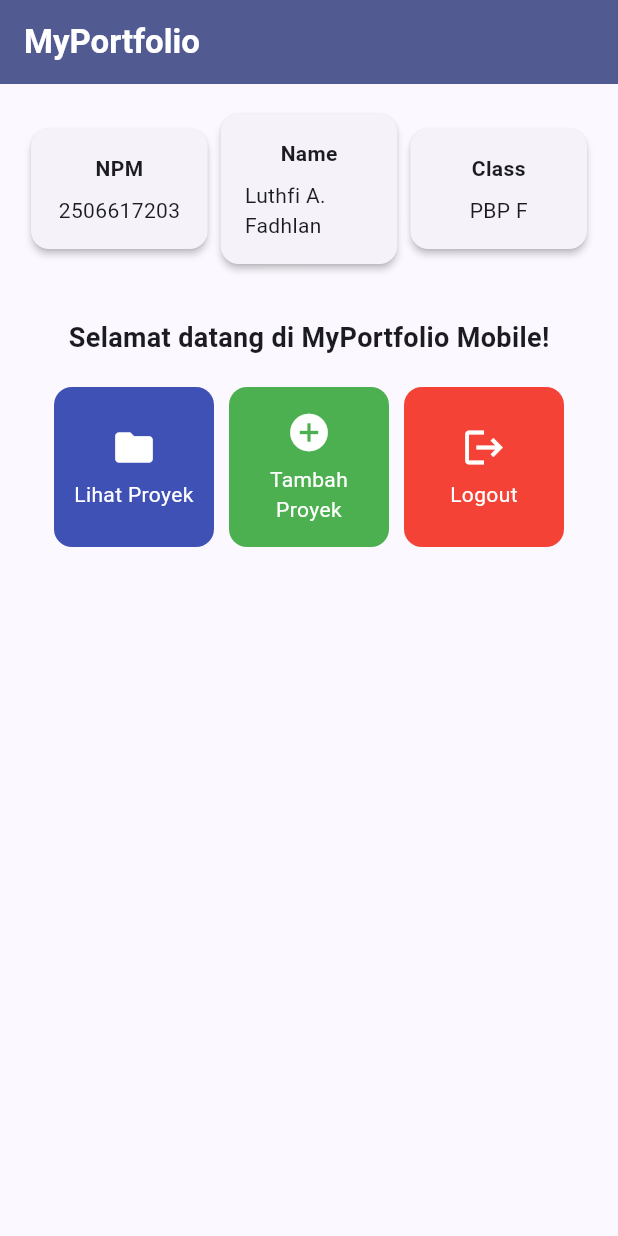
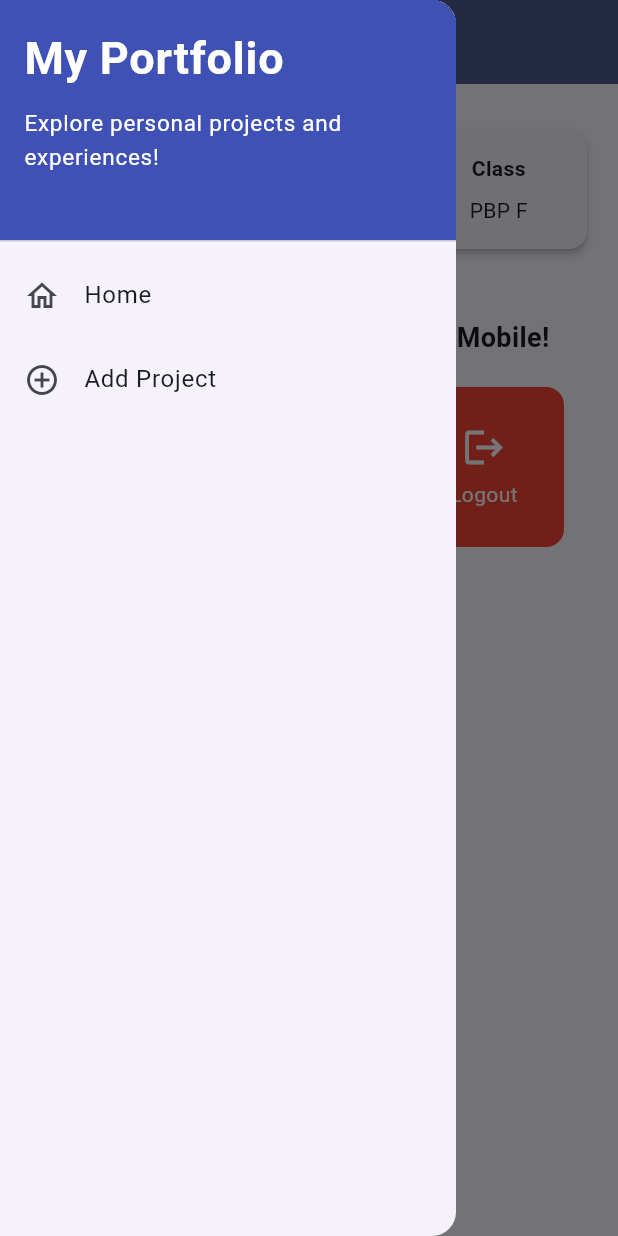
Before and after one commit to luthfi-fadhlan/myportfolio_mobile, a Flutter app: the screen it shows after launch, with the side drawer open (before the commit the screen has no drawer), on a phone screen of 412 x 824 dp. Run offline on Flutter 3.47's test engine with Material 3 defaults, Android fonts, the phone set to English and light mode, and no system bars.

Commit message:
tutorial-9: Navigation, Layouts, Forms, and Input Elements

```diff
--- a/lib/main.dart
+++ b/lib/main.dart
@@ -1,5 +1,5 @@
 import 'package:flutter/material.dart';
-import 'package:flutter_application_1/menu.dart';
+import 'package:flutter_application_1/screens/menu.dart';
 
 void main() {
   runApp(const MyApp());
--- a/lib/menu.dart
+++ b/lib/screens/menu.dart
@@ -1,12 +1,6 @@
 import 'package:flutter/material.dart';
-
-class ItemHomepage {
-  final String name;
-  final IconData icon;
-  final Color color;
-
-  ItemHomepage(this.name, this.icon, this.color);
-}
+import 'package:flutter_application_1/widgets/left_drawer.dart';
+import 'package:flutter_application_1/widgets/project_card.dart';
 
 class MyHomePage extends StatelessWidget {
   MyHomePage({super.key});
@@ -30,7 +24,9 @@ class MyHomePage extends StatelessWidget {
           style: TextStyle(color: Colors.white, fontWeight: FontWeight.bold),
         ),
         backgroundColor: Theme.of(context).colorScheme.primary,
+        iconTheme: const IconThemeData(color: Colors.white),
       ),
+      drawer: const LeftDrawer(),
       body: Padding(
         padding: const EdgeInsets.all(16.0),
         child: Column(
@@ -102,45 +98,3 @@ class InfoCard extends StatelessWidget {
     );
   }
 }
-
-class ItemCard extends StatelessWidget {
-  final ItemHomepage item;
-
-  const ItemCard(this.item, {super.key});
-
-  @override
-  Widget build(BuildContext context) {
-    return Material(
-      color: item.color,
-      borderRadius: BorderRadius.circular(12),
-      child: InkWell(
-        onTap: () {
-          ScaffoldMessenger.of(context)
-            ..hideCurrentSnackBar()
-            ..showSnackBar(
-              SnackBar(
-                  content:
-                      Text("Kamu telah menekan tombol ${item.name}!")),
-            );
-        },
-        child: Container(
-          padding: const EdgeInsets.all(8),
-          child: Center(
-            child: Column(
-              mainAxisAlignment: MainAxisAlignment.center,
-              children: [
-                Icon(item.icon, color: Colors.white, size: 30.0),
-                const Padding(padding: EdgeInsets.all(3)),
-                Text(
-                  item.name,
-                  textAlign: TextAlign.center,
-                  style: const TextStyle(color: Colors.white),
-                ),
-              ],
-            ),
-          ),
-        ),
-      ),
-    );
-  }
-}
--- /dev/null
+++ b/lib/widgets/left_drawer.dart
@@ -0,0 +1,64 @@
+import 'package:flutter/material.dart';
+import 'package:flutter_application_1/screens/menu.dart';
+import 'package:flutter_application_1/screens/project_form.dart';
+
+class LeftDrawer extends StatelessWidget {
+  const LeftDrawer({super.key});
+
+  @override
+  Widget build(BuildContext context) {
+    return Drawer(
+      child: ListView(
+        children: [
+          const DrawerHeader(
+            decoration: BoxDecoration(
+              color: Colors.indigo,
+            ),
+            child: Column(
+              crossAxisAlignment: CrossAxisAlignment.start,
+              children: [
+                Text(
+                  'My Portfolio',
+                  style: TextStyle(
+                    fontSize: 30,
+                    fontWeight: FontWeight.bold,
+                    color: Colors.white,
+                  ),
+                ),
+                SizedBox(height: 10),
+                Text(
+                  'Explore personal projects and experiences!',
+                  style: TextStyle(
+                    fontSize: 15,
+                    color: Colors.white,
+                  ),
+                ),
+              ],
+            ),
+          ),
+          ListTile(
+            leading: const Icon(Icons.home_outlined),
+            title: const Text('Home'),
+            onTap: () {
+              Navigator.pushReplacement(
+                context,
+                MaterialPageRoute(builder: (context) => MyHomePage()),
+              );
+            },
+          ),
+          ListTile(
+            leading: const Icon(Icons.add_circle_outline),
+            title: const Text('Add Project'),
+            onTap: () {
+              Navigator.pushReplacement(
+                context,
+                MaterialPageRoute(
+                    builder: (context) => const ProjectFormPage()),
+              );
+            },
+          ),
+        ],
+      ),
+    );
+  }
+}
--- /dev/null
+++ b/lib/widgets/project_card.dart
@@ -0,0 +1,59 @@
+import 'package:flutter/material.dart';
+import 'package:flutter_application_1/screens/project_form.dart';
+
+class ItemHomepage {
+  final String name;
+  final IconData icon;
+  final Color color;
+
+  ItemHomepage(this.name, this.icon, this.color);
+}
+
+class ItemCard extends StatelessWidget {
+  final ItemHomepage item;
+
+  const ItemCard(this.item, {super.key});
+
+  @override
+  Widget build(BuildContext context) {
+    return Material(
+      color: item.color,
+      borderRadius: BorderRadius.circular(12),
+      child: InkWell(
+        onTap: () {
+          ScaffoldMessenger.of(context)
+            ..hideCurrentSnackBar()
+            ..showSnackBar(
+              SnackBar(
+                  content:
+                      Text("Kamu telah menekan tombol ${item.name}!")),
+            );
+          if (item.name == "Tambah Proyek") {
+            Navigator.push(
+              context,
+              MaterialPageRoute(
+                  builder: (context) => const ProjectFormPage()),
+            );
+          }
+        },
+        child: Container(
+          padding: const EdgeInsets.all(8),
+          child: Center(
+            child: Column(
+              mainAxisAlignment: MainAxisAlignment.center,
+              children: [
+                Icon(item.icon, color: Colors.white, size: 30.0),
+                const Padding(padding: EdgeInsets.all(3)),
+                Text(
+                  item.name,
+                  textAlign: TextAlign.center,
+                  style: const TextStyle(color: Colors.white),
+                ),
+              ],
+            ),
+          ),
+        ),
+      ),
+    );
+  }
+}
```
Also changed, not shown: lib/screens/project_form.dart (added, +217 -0 lines).
